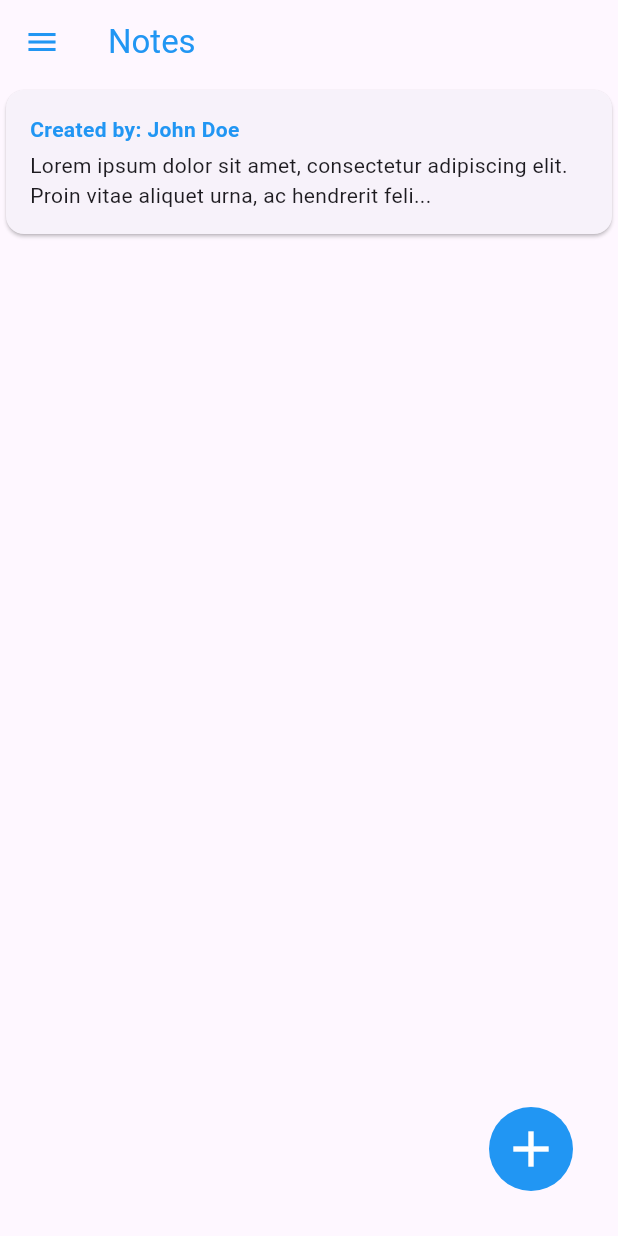
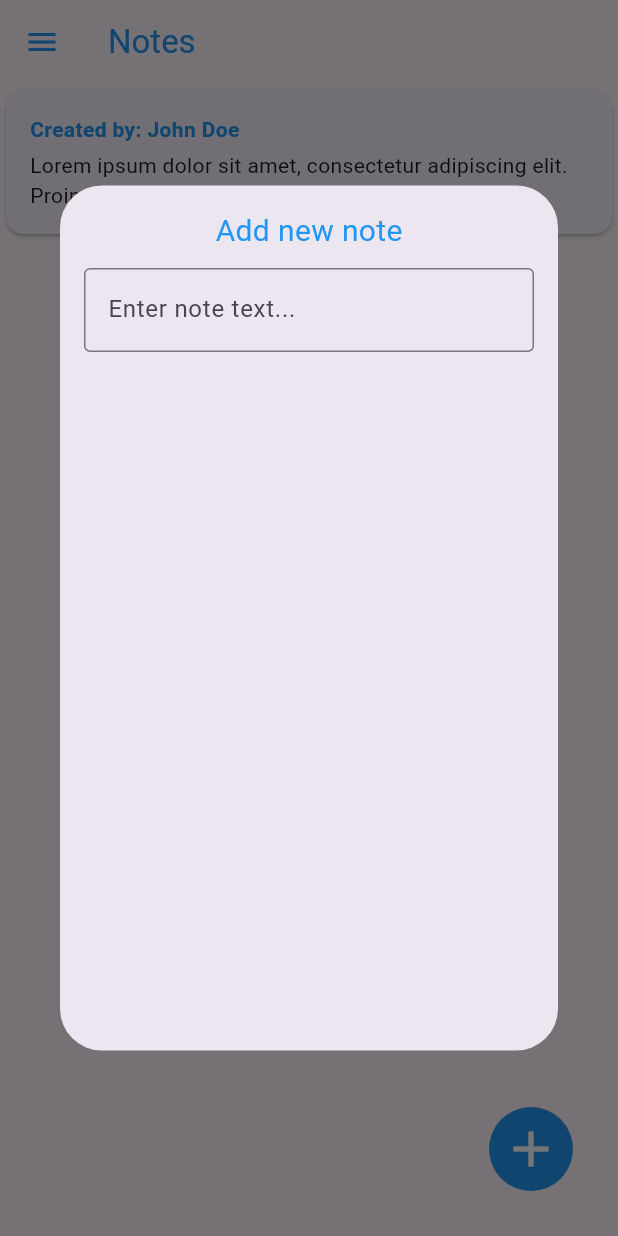
Before and after one commit to MateuszZawadzki1/notes_app, a Flutter app: the screen it shows after launch, after a tap on the "add" icon, on a phone screen of 412 x 824 dp. Run offline on Flutter 3.47's test engine with Material 3 defaults, Android fonts, the phone set to English and light mode, and no system bars.

Commit message:
[WIP] Implement note creation

```diff
--- a/lib/widgets/notes.dart
+++ b/lib/widgets/notes.dart
@@ -57,7 +57,7 @@
                     shape: CircleBorder(),
                   ),
                   child: IconButton(
-                    onPressed: () {},
+                    onPressed: () => _dialogBuilderNewNote(context),
                     icon: const Icon(
                       Icons.add,
                       size: 40,
@@ -72,4 +72,37 @@
       ),
     );
   }
+
+  Future<void> _dialogBuilderNewNote(BuildContext context) {
+    return showDialog<void>(
+      context: context,
+      builder: (BuildContext context) {
+        return Dialog(
+          child: Container(
+            width: MediaQuery.of(context).size.width * 0.9,
+            height: MediaQuery.of(context).size.height * 0.7,
+            padding: const EdgeInsets.all(16),
+            child: const Column(
+              children: [
+                Text(
+                  "Add new note",
+                  style: TextStyle(color: Colors.blue, fontSize: 20),
+                ),
+                SizedBox(
+                  height: 10,
+                ),
+                Expanded(
+                  child: TextField(
+                    decoration: InputDecoration(
+                        border: OutlineInputBorder(),
+                        hintText: "Enter note text..."),
+                  ),
+                )
+              ],
+            ),
+          ),
+        );
+      },
+    );
+  }
 }
```
Also changed, not shown: lib/widgets/new_note.dart (deleted, +0 -26 lines).
